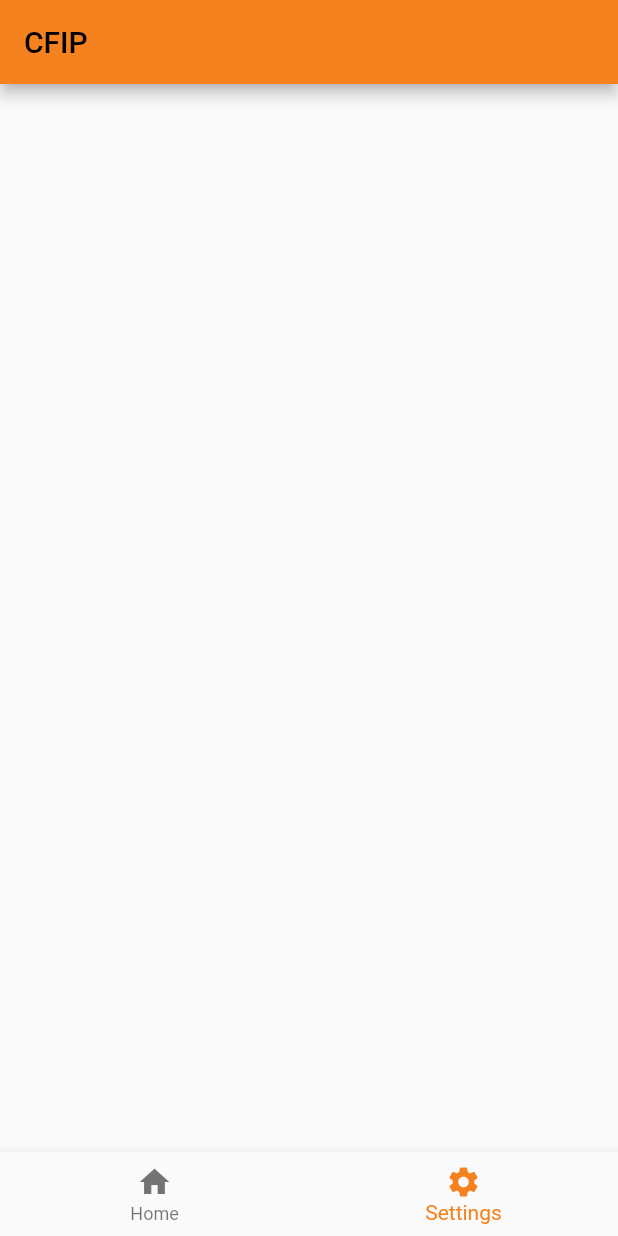
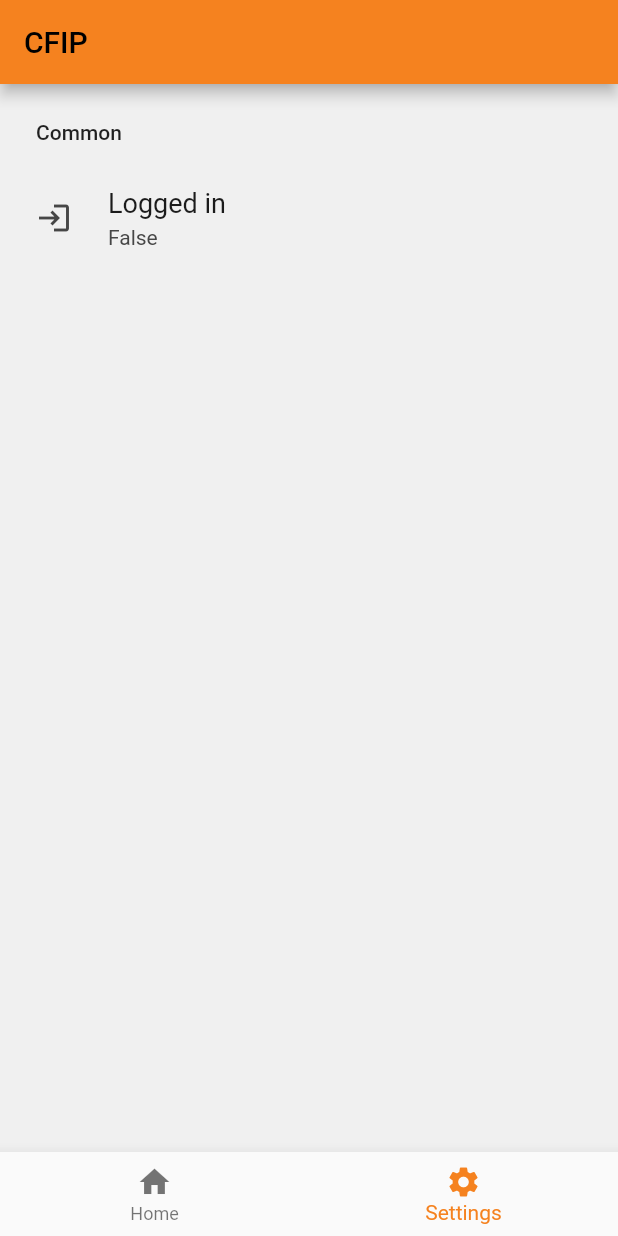
Before and after one commit to TonyPepeBear/cfip, a Flutter app: the screen it shows after launch, item 2 of the bottom bar chosen, on a phone screen of 412 x 824 dp. Run offline on Flutter 3.47's test engine with Material 2 defaults, Android fonts, the phone set to English and light mode, and no system bars; drawn by our look-alikes of settings_ui.

Commit message:
init setting fragment with login status

```diff
--- a/lib/ui/setting_fragment.dart
+++ b/lib/ui/setting_fragment.dart
@@ -1,4 +1,5 @@
 import 'package:flutter/material.dart';
+import 'package:settings_ui/settings_ui.dart';
 
 class SettingFragment extends StatefulWidget {
   const SettingFragment({Key? key}) : super(key: key);
@@ -10,6 +11,20 @@ class SettingFragment extends StatefulWidget {
 class _SettingFragmentState extends State<SettingFragment> {
   @override
   Widget build(BuildContext context) {
-    return Container();
+    return SettingsList(sections: [
+      SettingsSection(
+        title: Text(
+          "Common",
+          style: Theme.of(context).textTheme.bodyText1,
+        ),
+        tiles: [
+          SettingsTile.navigation(
+            leading: const Icon(Icons.login),
+            title: const Text("Logged in"),
+            value: const Text("False"),
+          )
+        ],
+      )
+    ]);
   }
 }
```
Also changed, not shown: pubspec.yaml (+2 -68 lines), pubspec.lock.
